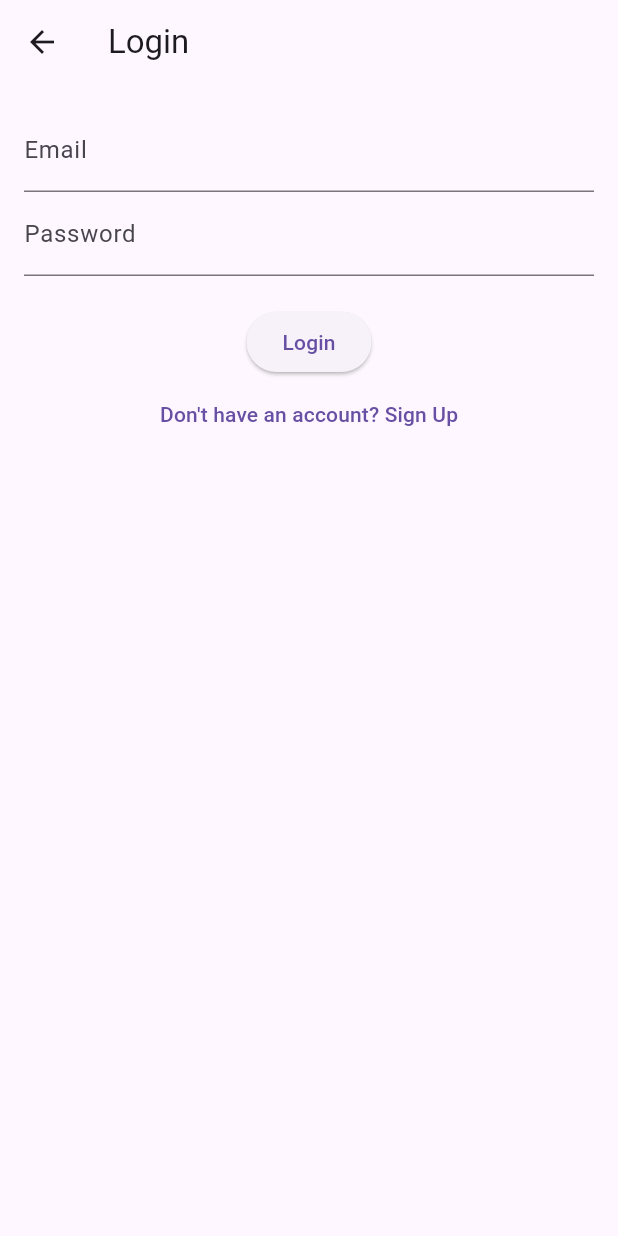
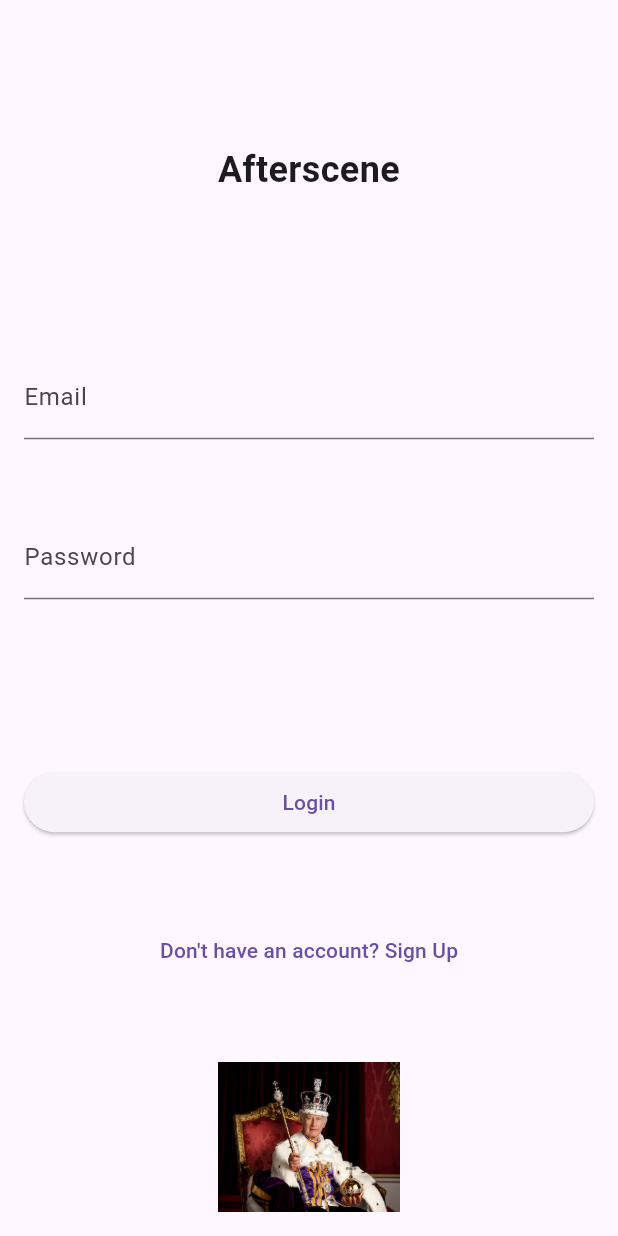
Before and after one commit to shinjhwa/Afterscene, a Flutter app: the screen it shows after launch, on a phone screen of 412 x 824 dp. Run offline on Flutter 3.47's test engine with Material 3 defaults, Android fonts, the phone set to English and light mode, and no system bars; our stand-ins replace cloud_firestore, firebase_auth, firebase_core, firebase_storage, flutter_rating_bar, image_picker and 1 more; accounts and stored records are empty.

Commit message:
daham login

```diff
--- a/lib/screens/login_screen.dart
+++ b/lib/screens/login_screen.dart
@@ -35,13 +35,22 @@ class _LoginScreenState extends State<LoginScreen> {
   @override
   Widget build(BuildContext context) {
     return Scaffold(
-      appBar: AppBar(
-        title: Text('Login'),
-      ),
       body: Padding(
         padding: const EdgeInsets.all(16.0),
         child: Column(
+          mainAxisAlignment: MainAxisAlignment.spaceBetween,
+          crossAxisAlignment: CrossAxisAlignment.stretch,
           children: [
+            SizedBox(height: 30,),
+            const Text(
+              'Afterscene',
+              style: TextStyle(
+                fontSize: 24,
+                fontWeight: FontWeight.bold,
+              ),
+              textAlign: TextAlign.center,
+            ),
+            SizedBox(height: 5),
             TextField(
               controller: emailController,
               decoration: InputDecoration(labelText: 'Email'),
@@ -53,7 +62,7 @@ class _LoginScreenState extends State<LoginScreen> {
             ),
             if (isLoading)
               CircularProgressIndicator(),
-            SizedBox(height: 20),
+            SizedBox(height: 10),
             ElevatedButton(
               onPressed: isLoading ? null : _login,  // 로딩 중에는 버튼 비활성화
               child: Text('Login'),
@@ -64,6 +73,11 @@ class _LoginScreenState extends State<LoginScreen> {
               },
               child: Text('Don\'t have an account? Sign Up'),
             ),
+            Image.asset(
+              'assets/image.jpg',
+              height: 100,
+              fit: BoxFit.contain,
+            ),
           ],
         ),
       ),
--- a/pubspec.yaml
+++ b/pubspec.yaml
@@ -33,3 +33,5 @@ dev_dependencies:
 flutter:
 
   uses-material-design: true
+  assets:
+    - assets/image.jpg
```
Also changed, not shown: assets/image.jpg (added).
